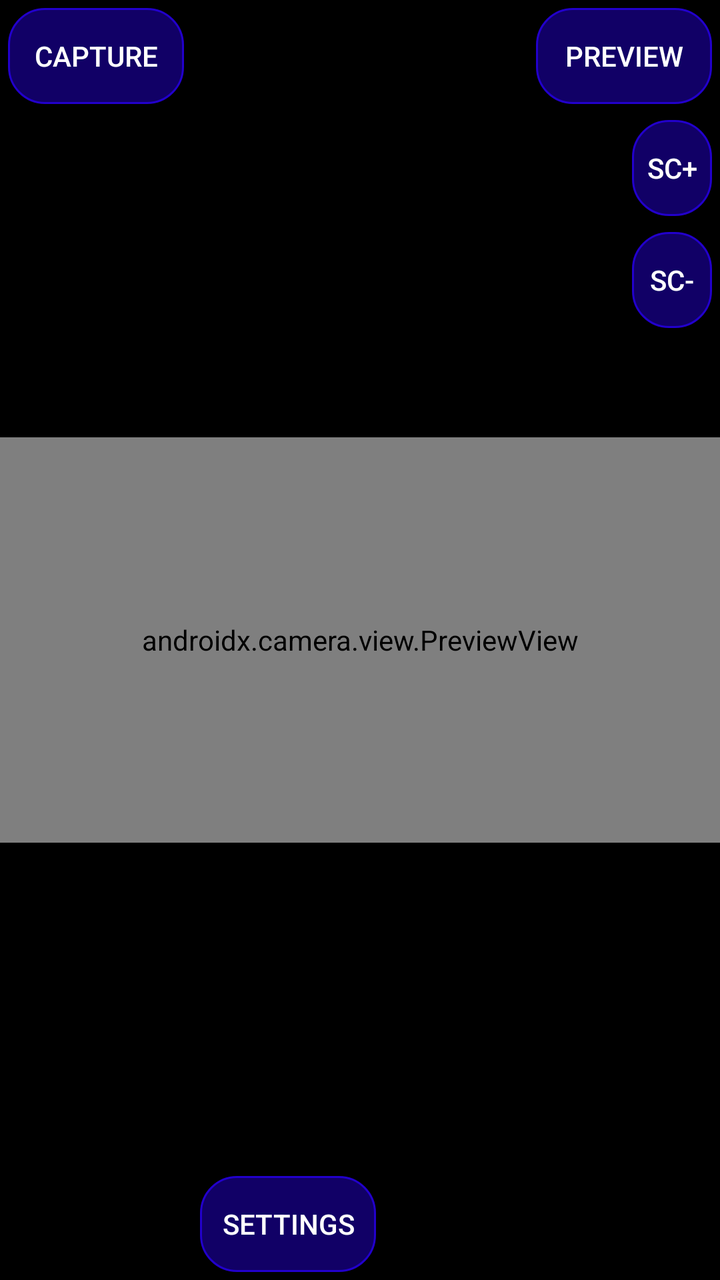
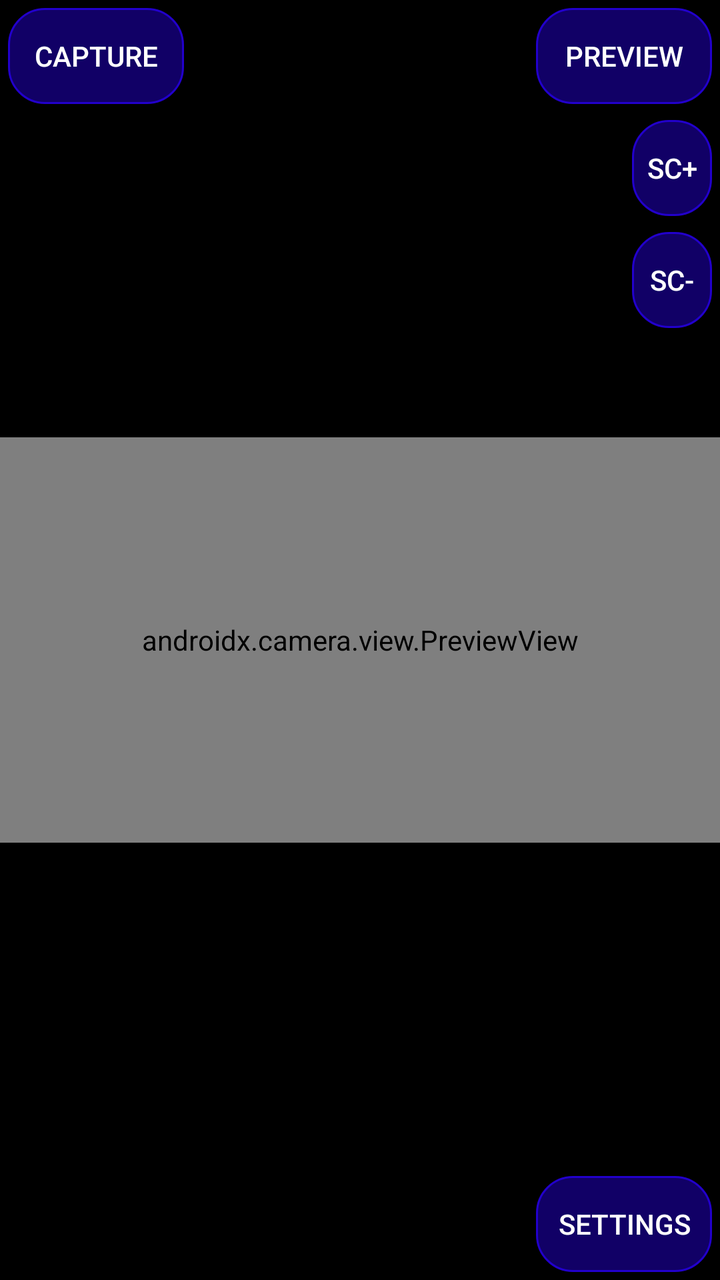

Screens rendered from an Android XML layout before and after an edit, with the pre-edit source and the edit as a unified diff.
<!-- AndroidManifest.xml: application theme Theme.AppCompat.Light.NoActionBar -->
<!-- res/layout/activity_main.xml -->
<androidx.constraintlayout.widget.ConstraintLayout xmlns:android="http://schemas.android.com/apk/res/android"
    xmlns:app="http://schemas.android.com/apk/res-auto"
    xmlns:tools="http://schemas.android.com/tools"
    android:layout_width="match_parent"
    android:layout_height="match_parent"
    android:background="@color/black">

    <androidx.camera.view.PreviewView
        android:id="@+id/previewView"
        android:layout_width="0dp"
        android:layout_height="0dp"
        app:layout_constraintBottom_toBottomOf="parent"
        app:layout_constraintDimensionRatio="16:9"
        app:layout_constraintEnd_toEndOf="parent"
        app:layout_constraintStart_toStartOf="parent"
        app:layout_constraintTop_toTopOf="parent">

    </androidx.camera.view.PreviewView>

    <ImageView
        android:id="@+id/onionSkinView"
        android:layout_width="match_parent"
        android:layout_height="match_parent"
        android:alpha="0.4"
        android:contentDescription="@string/onion_skin"
        android:scaleType="fitCenter"
        android:visibility="visible" />

    <GridLayout
        android:id="@+id/gridLayout"
        android:layout_width="match_parent"
        android:layout_height="match_parent"
        android:columnCount="6"
        android:rowCount="6"
        android:useDefaultMargins="true">

        <Button
            android:id="@+id/captureButton"
            android:layout_row="0"
            android:layout_column="0"
            android:background="@drawable/rounded"
            android:textColor="@android:color/white"
            android:text="@string/capture_frame" />

        <Button
            android:id="@+id/previewButton"
            android:layout_row="0"
            android:layout_column="5"
            android:layout_gravity="end"
            android:background="@drawable/rounded"
            android:textColor="@android:color/white"
            android:text="Preview" />

        <Button
            android:id="@+id/upFolder"
            android:layout_row="2"
            android:layout_column="5"
            android:layout_width="40dp"
            android:layout_gravity="end"
            android:background="@drawable/rounded"
            android:textColor="@android:color/white"
            android:text="Sc+" />

        <Button
            android:id="@+id/downFolder"
            android:layout_row="3"
            android:layout_column="5"
            android:layout_width="40dp"
            android:layout_gravity="end"
            android:background="@drawable/rounded"
            android:textColor="@android:color/white"
            android:text="Sc-" />

        <Button
            android:id="@+id/settingsButton"
            android:layout_row="5"
            android:layout_column="5"
            android:background="@drawable/rounded"
            android:textColor="@android:color/white"
            android:text="Settings" />

        <TextView
            android:id="@+id/label"
            android:layout_column="0"
            android:layout_row="5"
            android:layout_columnSpan="5"
            android:background="#88FFFFFF"
            android:textColor="@color/black" />
    </GridLayout>


</androidx.constraintlayout.widget.ConstraintLayout>
<!-- resources referenced by this layout -->
<resources>
  <color name="black">#FF000000</color>
  <!-- drawable rounded (drawable) -->
  <shape xmlns:android="http://schemas.android.com/apk/res/android">
      <solid android:color="#110066"/>
      <corners android:radius="18dp"/>
      <stroke android:width="1dp" android:color="#2200cc"/>
  </shape>
  <string name="capture_frame">Capture</string>
  <string name="onion_skin">onion skin</string>
</resources>

<!-- the commit's change to res/layout/activity_main.xml (unified diff, before → after) -->
@@ -75,6 +75,7 @@
             android:id="@+id/settingsButton"
             android:layout_row="5"
             android:layout_column="5"
+            android:layout_gravity="end"
             android:background="@drawable/rounded"
             android:textColor="@android:color/white"
             android:text="Settings" />
